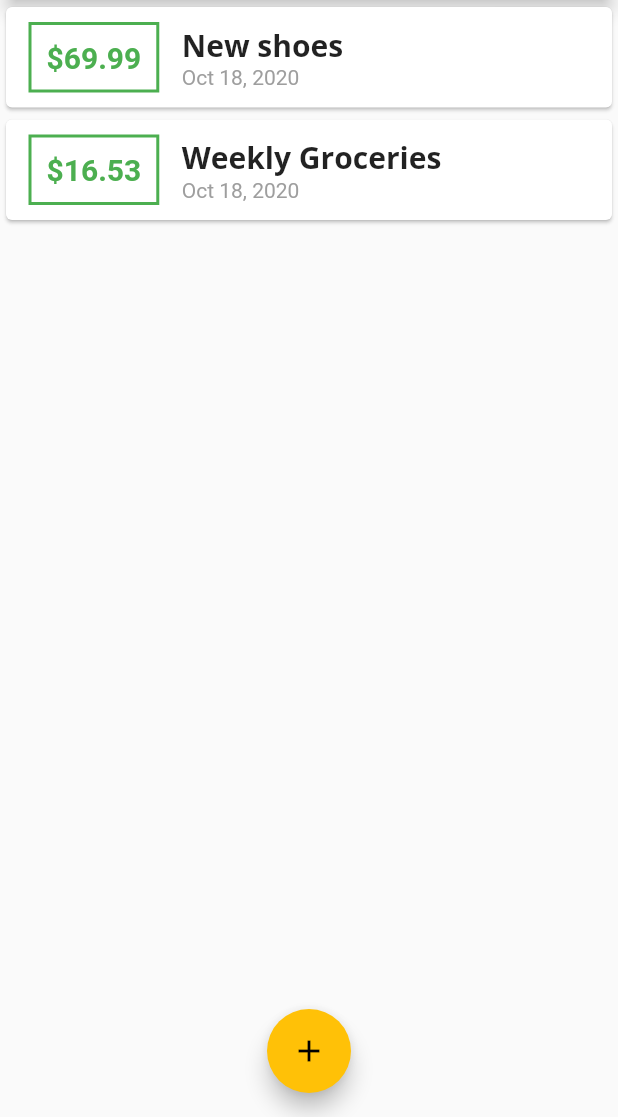
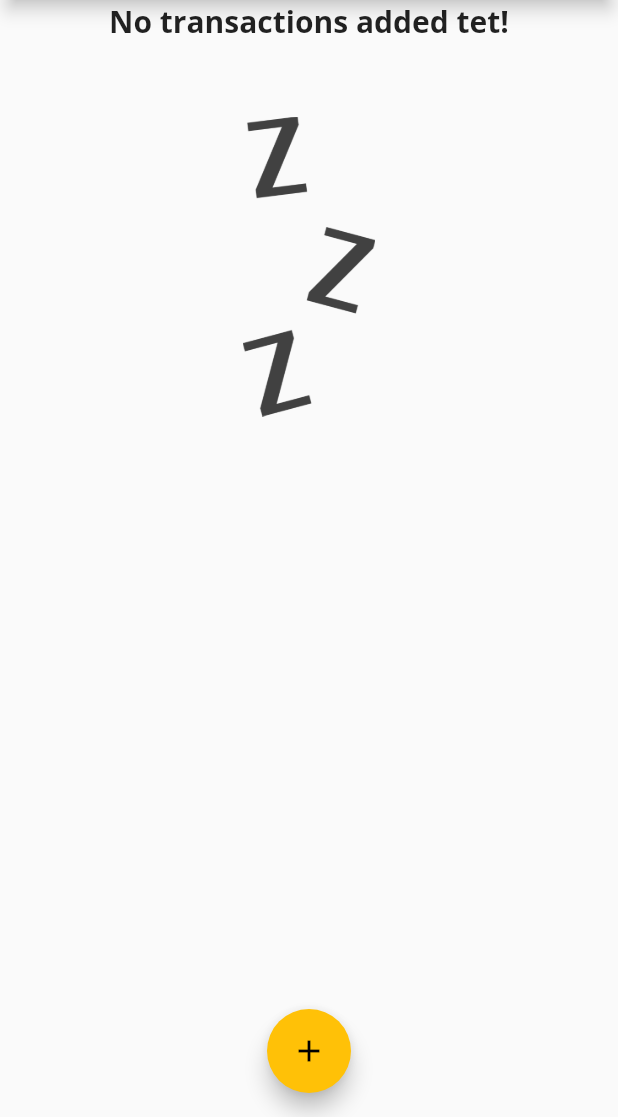
Before and after one commit to KaSliK/Expenses-App, a Flutter app: the screen it shows after launch, on a phone screen of 412 x 824 dp, the part 119-1236 px from its top. Run offline on Flutter 3.47's test engine with Material 2 defaults, Android fonts, the phone set to English and light mode, and no system bars.

Commit message:
Added different screen when there is no transactions

```diff
--- a/lib/main.dart
+++ b/lib/main.dart
@@ -40,18 +40,18 @@ class MyHomePage extends StatefulWidget {
 
 class _MyHomePageState extends State<MyHomePage> {
   final List<Transaction> _userTransactions = [
-    Transaction(
-      id: 't1',
-      title: 'New shoes',
-      amount: 69.99,
-      date: DateTime.now(),
-    ),
-    Transaction(
-      id: 't2',
-      title: 'Weekly Groceries',
-      amount: 16.53,
-      date: DateTime.now(),
-    ),
+    // Transaction(
+    //   id: 't1',
+    //   title: 'New shoes',
+    //   amount: 69.99,
+    //   date: DateTime.now(),
+    // ),
+    // Transaction(
+    //   id: 't2',
+    //   title: 'Weekly Groceries',
+    //   amount: 16.53,
+    //   date: DateTime.now(),
+    // ),
   ];
 
   void _addNewTransaction(String txTitle, double txAmount) {
--- a/lib/widgets/transaction_list.dart
+++ b/lib/widgets/transaction_list.dart
@@ -10,7 +10,25 @@ class TransactionList extends StatelessWidget {
   Widget build(BuildContext context) {
     return Container(
       height: 300,
-      child: ListView.builder(
+      child: transactions.isEmpty
+          ? Column(
+              children: [
+                Text(
+                  'No transactions added tet!',
+                  style: Theme.of(context).textTheme.title,
+                ),
+                SizedBox(
+                  height: 50,
+                ),
+                Container(
+                    height: 200,
+                    child: Image.asset(
+                      'assets/images/waiting.png',
+                      fit: BoxFit.cover,
+                    ))
+              ],
+            )
+          : ListView.builder(
               itemBuilder: (ctx, index) {
                 return Card(
                   child: Row(
--- a/pubspec.yaml
+++ b/pubspec.yaml
@@ -46,9 +46,8 @@ flutter:
   uses-material-design: true
 
   # To add assets to your application, add an assets section, like this:
-  # assets:
-  #   - images/a_dot_burr.jpeg
-  #   - images/a_dot_ham.jpeg
+  assets:
+    - assets/images/waiting.png
 
   # An image asset can refer to one or more resolution-specific "variants", see
   # https://flutter.dev/assets-and-images/#resolution-aware.
```
Also changed, not shown: assets/images/waiting.png (added). Lines whose indentation alone changed are shown as unchanged.
